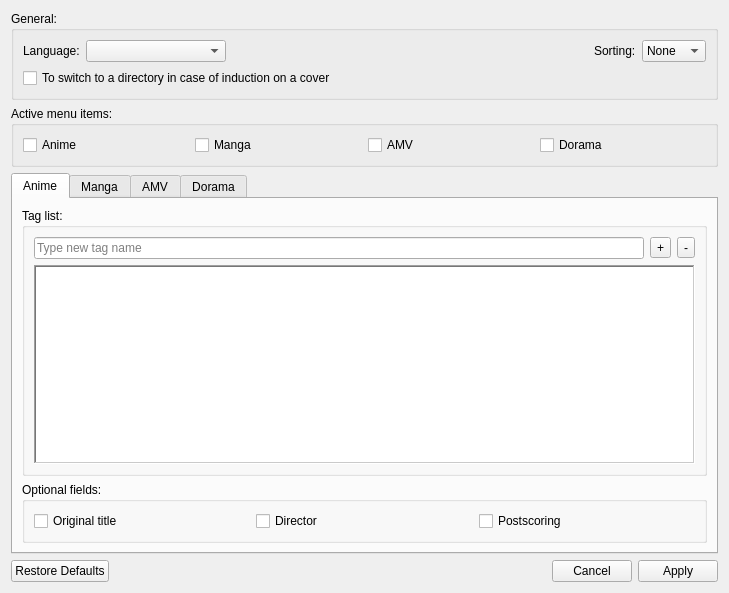
First picture: the form in formsettings.ui, repository LibertaSoft/DatabaseAnime, before the edit.
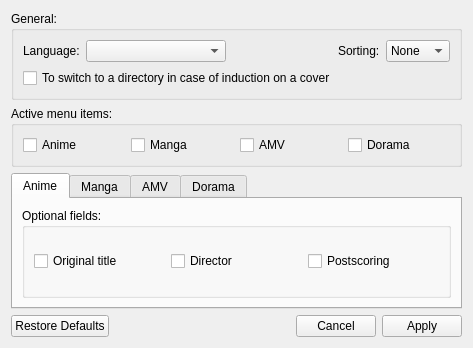
Second picture: the form after the edit. Icons and pictures are not drawn.

```diff
--- a/formsettings.ui
+++ b/formsettings.ui
@@ -9,8 +9,8 @@
    <rect>
     <x>0</x>
     <y>0</y>
-    <width>729</width>
-    <height>593</height>
+    <width>473</width>
+    <height>348</height>
    </rect>
   </property>
   <property name="windowTitle">
@@ -195,109 +195,6 @@
        <string>Anime</string>
       </attribute>
       <layout class="QVBoxLayout" name="verticalLayout_3">
-       <item>
-        <widget class="QGroupBox" name="GBox_EditTags">
-         <property name="title">
-          <string>Tag list:</string>
-         </property>
-         <layout class="QVBoxLayout" name="verticalLayout">
-          <item>
-           <layout class="QHBoxLayout" name="horizontalLayout_2">
-            <item>
-             <widget class="QLineEdit" name="LineEdit_AddTag">
-              <property name="enabled">
-               <bool>true</bool>
-              </property>
-              <property name="placeholderText">
-               <string>Type new tag name</string>
-              </property>
-             </widget>
-            </item>
-            <item>
-             <widget class="QToolButton" name="TButton_AddTag">
-              <property name="enabled">
-               <bool>true</bool>
-              </property>
-              <property name="toolTip">
-               <string>To add in the list below, a tag from a field at the left</string>
-              </property>
-              <property name="text">
-               <string comment="Text on button add [unused]">+</string>
-              </property>
-              <property name="icon">
-               <iconset resource="resource.qrc">
-                <normaloff>:/images/list-add.png</normaloff>:/images/list-add.png</iconset>
-              </property>
-             </widget>
-            </item>
-            <item>
-             <widget class="QToolButton" name="TButton_DeleteTag">
-              <property name="enabled">
-               <bool>true</bool>
-              </property>
-              <property name="toolTip">
-               <string>To remove chosen in the list below a tag</string>
-              </property>
-              <property name="text">
-               <string comment="Text on button delete [unused]">-</string>
-              </property>
-              <property name="icon">
-               <iconset resource="resource.qrc">
-                <normaloff>:/images/list-remove.png</normaloff>:/images/list-remove.png</iconset>
-              </property>
-             </widget>
-            </item>
-           </layout>
-          </item>
-          <item>
-           <widget class="QListView" name="ListView_Tags">
-            <property name="enabled">
-             <bool>true</bool>
-            </property>
-            <property name="frameShape">
-             <enum>QFrame::WinPanel</enum>
-            </property>
-            <property name="frameShadow">
-             <enum>QFrame::Sunken</enum>
-            </property>
-            <property name="alternatingRowColors">
-             <bool>false</bool>
-            </property>
-            <property name="selectionMode">
-             <enum>QAbstractItemView::MultiSelection</enum>
-            </property>
-            <property name="selectionBehavior">
-             <enum>QAbstractItemView::SelectRows</enum>
-            </property>
-            <property name="flow">
-             <enum>QListView::LeftToRight</enum>
-            </property>
-            <property name="isWrapping" stdset="0">
-             <bool>true</bool>
-            </property>
-            <property name="resizeMode">
-             <enum>QListView::Fixed</enum>
-            </property>
-            <property name="spacing">
-             <number>0</number>
-            </property>
-            <property name="gridSize">
-             <size>
-              <width>130</width>
-              <height>26</height>
-             </size>
-            </property>
-            <property name="uniformItemSizes">
-             <bool>false</bool>
-            </property>
-            <property name="wordWrap">
-             <bool>true</bool>
-            </property>
-           </widget>
-          </item>
-         </layout>
-        </widget>
-       </item>
        <item>
         <widget class="QGroupBox" name="GBox_FieldsForEdit">
          <property name="title">
```
Left out of the diff: 4 changed lines with no effect on the pictures.
